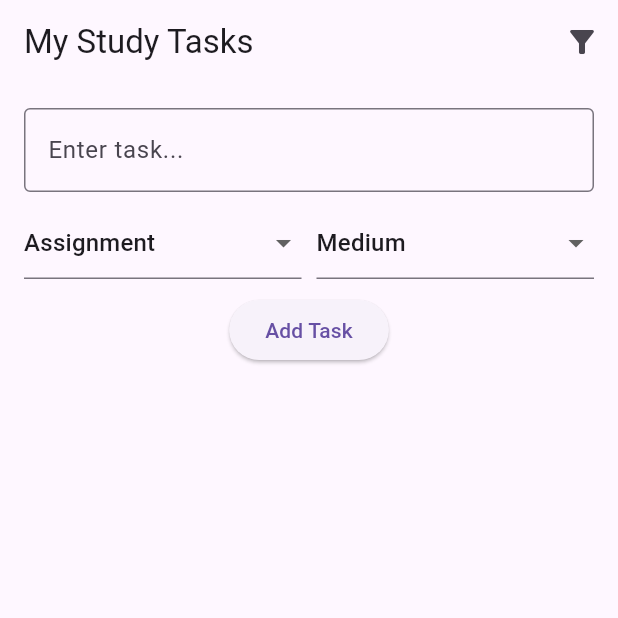
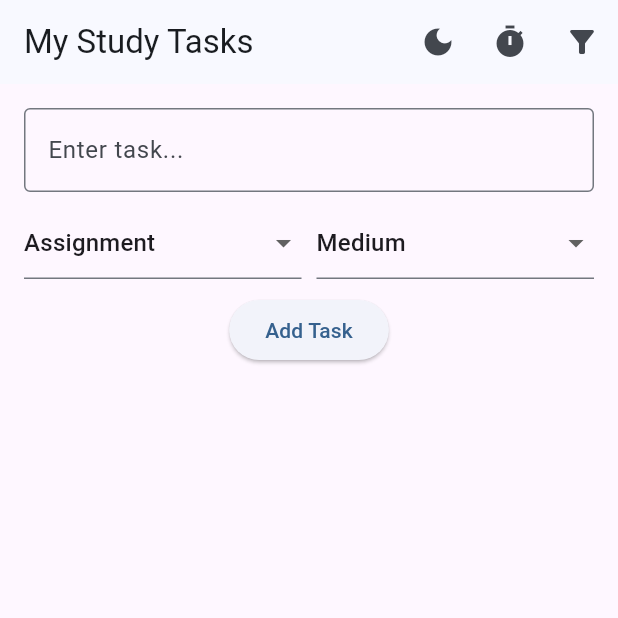
Before and after one commit to pradeep-1200/Trackify, a Flutter app: the screen it shows after launch, on a phone screen of 412 x 824 dp, the top half of it. Run offline on Flutter 3.47's test engine with Material 3 defaults, Android fonts, the phone set to English and light mode, and no system bars.

Commit message:
feat: add filter dialog, task filtering logic, and pomodoro timer with navigation

```diff
--- a/lib/main.dart
+++ b/lib/main.dart
@@ -1,26 +1,61 @@
 import 'package:flutter/material.dart';
 import 'models/task.dart';
+import 'widgets/filter_dialog.dart';
+import 'screens/pomodoro_screen.dart';
 
 void main() => runApp(const TrackifyApp());
 
-class TrackifyApp extends StatelessWidget {
+class TrackifyApp extends StatefulWidget {
   const TrackifyApp({super.key});
+
+  @override
+  State<TrackifyApp> createState() => _TrackifyAppState();
+}
+
+class _TrackifyAppState extends State<TrackifyApp> {
+  bool _isDarkMode = false;
+
+  void _toggleTheme() {
+    setState(() => _isDarkMode = !_isDarkMode);
+  }
 
   @override
   Widget build(BuildContext context) {
     return MaterialApp(
       title: 'Trackify',
-      theme: ThemeData(
-        primarySwatch: Colors.blue,
+      theme: _isDarkMode
+          ? ThemeData.dark().copyWith(useMaterial3: true)
+          : ThemeData.light().copyWith(
+              useMaterial3: true,
+              colorScheme: ColorScheme.fromSeed(
+                seedColor: Colors.blue,
+                brightness: Brightness.light,
+              ),
+            ),
+      darkTheme: ThemeData.dark().copyWith(
         useMaterial3: true,
+        colorScheme: ColorScheme.fromSeed(
+          seedColor: Colors.blue,
+          brightness: Brightness.dark,
+        ),
       ),
-      home: const TaskListScreen(),
+      home: TaskListScreen(
+        toggleTheme: _toggleTheme,
+        isDarkMode: _isDarkMode,
+      ),
     );
   }
 }
 
 class TaskListScreen extends StatefulWidget {
-  const TaskListScreen({super.key});
+  final VoidCallback toggleTheme;
+  final bool isDarkMode;
+
+  const TaskListScreen({
+    super.key,
+    required this.toggleTheme,
+    required this.isDarkMode,
+  });
 
   @override
   State<TaskListScreen> createState() => _TaskListScreenState();
@@ -31,6 +66,8 @@
   final _taskController = TextEditingController();
   String _selectedCategory = 'Assignment';
   String _selectedPriority = 'Medium';
+  String? _filterCategory;
+  String? _filterPriority;
 
   void _addTask() {
     if (_taskController.text.isEmpty) return;
@@ -61,6 +98,13 @@
     });
   }
 
+  void _applyFilters(String? category, String? priority) {
+    setState(() {
+      _filterCategory = category;
+      _filterPriority = priority;
+    });
+  }
+
   Color _getPriorityColor(String priority) {
     switch (priority) {
       case 'High': return Colors.red;
@@ -72,19 +116,46 @@
 
   @override
   Widget build(BuildContext context) {
+    final filteredTasks = _tasks.where((task) {
+      final categoryMatch = _filterCategory == null ||
+                          task.category == _filterCategory;
+      final priorityMatch = _filterPriority == null ||
+                          task.priority == _filterPriority;
+      return categoryMatch && priorityMatch;
+    }).toList();
+
     return Scaffold(
       appBar: AppBar(
         title: const Text('My Study Tasks'),
         actions: [
           IconButton(
+            icon: Icon(widget.isDarkMode ? Icons.light_mode : Icons.dark_mode),
+            onPressed: widget.toggleTheme,
+          ),
+          IconButton(
+            icon: const Icon(Icons.timer),
+            onPressed: () => Navigator.push(
+              context,
+              MaterialPageRoute(
+                builder: (context) => const PomodoroScreen(),
+              ),
+            ),
+          ),
+          IconButton(
             icon: const Icon(Icons.filter_alt),
-            onPressed: () {}, // We'll implement filters next
+            onPressed: () => showDialog(
+              context: context,
+              builder: (context) => FilterDialog(
+                onApply: _applyFilters,
+                currentCategory: _filterCategory,
+                currentPriority: _filterPriority,
+              ),
+            ),
           ),
         ],
       ),
       body: Column(
         children: [
-          // Add Task Section
           Padding(
             padding: const EdgeInsets.all(16.0),
             child: Column(
@@ -99,7 +170,6 @@
                 const SizedBox(height: 10),
                 Row(
                   children: [
-                    // Category Dropdown
                     Expanded(
                       child: DropdownButtonFormField(
                         value: _selectedCategory,
@@ -117,7 +187,6 @@
                       ),
                     ),
                     const SizedBox(width: 10),
-                    // Priority Dropdown
                     Expanded(
                       child: DropdownButtonFormField(
                         value: _selectedPriority,
@@ -141,15 +210,33 @@
                   onPressed: _addTask,
                   child: const Text('Add Task'),
                 ),
+                if (_filterCategory != null || _filterPriority != null)
+                  Padding(
+                    padding: const EdgeInsets.only(top: 8),
+                    child: Wrap(
+                      spacing: 8,
+                      children: [
+                        if (_filterCategory != null)
+                          Chip(
+                            label: Text('Category: $_filterCategory'),
+                            onDeleted: () => _applyFilters(null, _filterPriority),
+                          ),
+                        if (_filterPriority != null)
+                          Chip(
+                            label: Text('Priority: $_filterPriority'),
+                            onDeleted: () => _applyFilters(_filterCategory, null),
+                          ),
+                      ],
+                    ),
+                  ),
               ],
             ),
           ),
-          // Task List
           Expanded(
             child: ListView.builder(
-              itemCount: _tasks.length,
+              itemCount: filteredTasks.length,
               itemBuilder: (context, index) {
-                final task = _tasks[index];
+                final task = filteredTasks[index];
                 return Card(
                   margin: const EdgeInsets.symmetric(
                       horizontal: 16, vertical: 4),
```
Also changed, not shown: lib/screens/pomodoro_screen.dart (added, +103 -0 lines), lib/widgets/filter_dialog.dart (added, +75 -0 lines).
